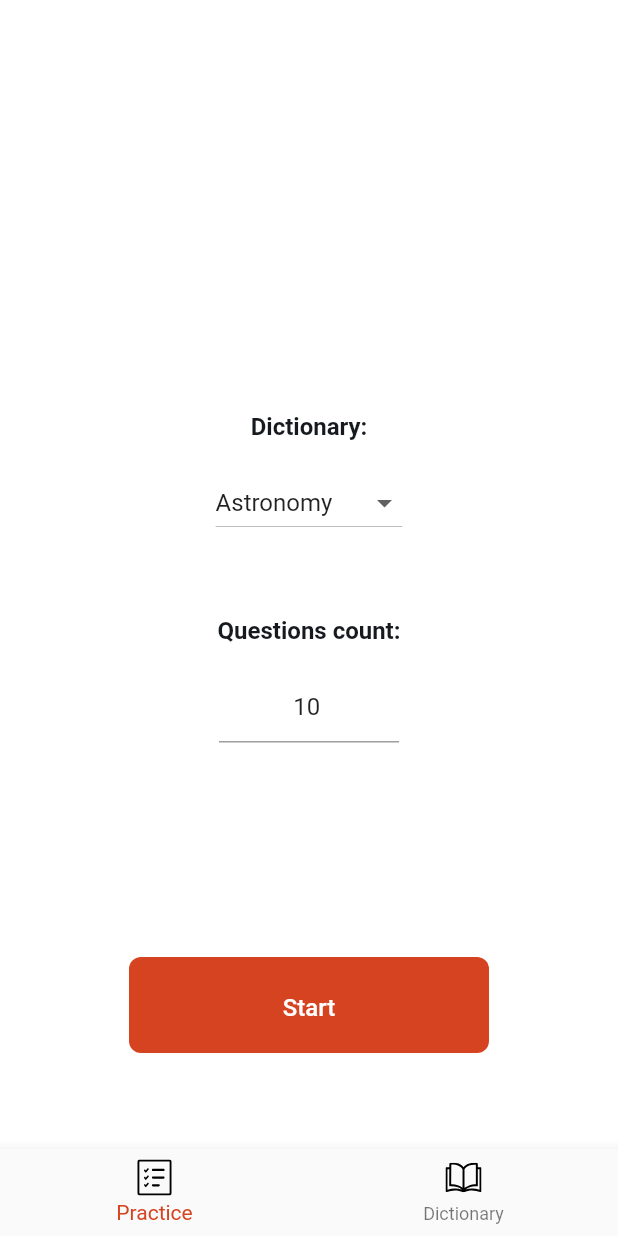
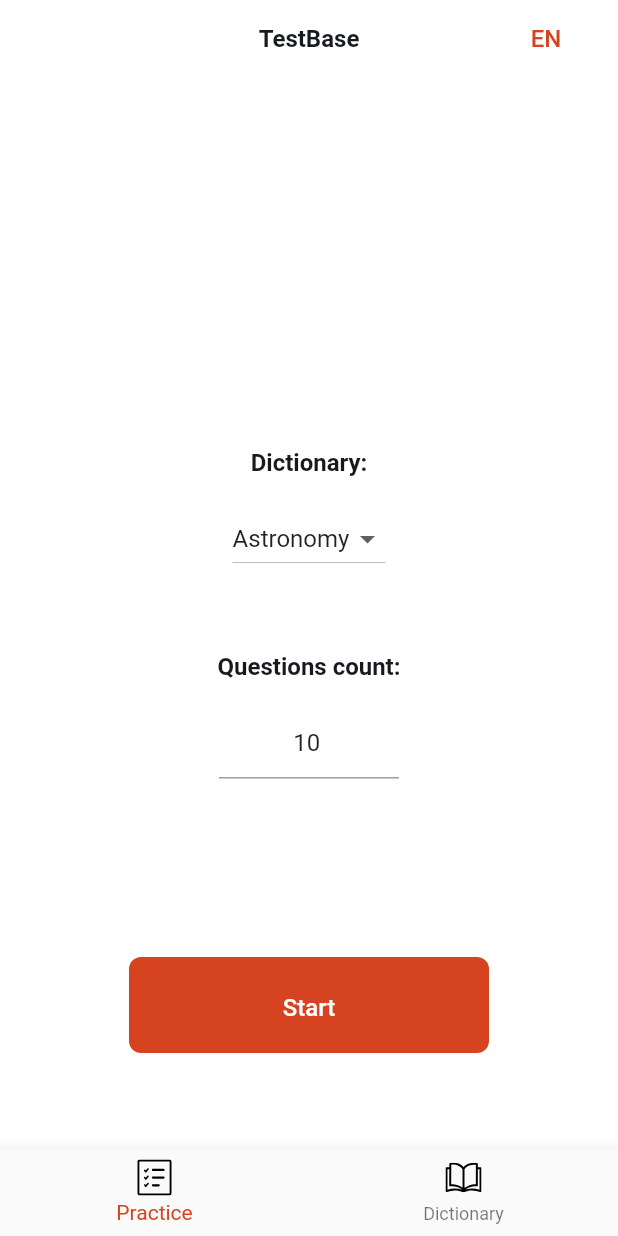
Before and after one commit to Krushiler/test_base_flutter, a Flutter app: the screen it shows after launch, on a phone screen of 412 x 824 dp. Run offline on Flutter 3.47's test engine with Material 2 defaults, Android fonts, the phone set to English and light mode, and no system bars; our stand-ins replace dartz, flutter_bloc, flutter_svg, go_router, pull_to_refresh, shared_preferences; Roboto replaces fonts that are missing (Archivo).

Commit message:
Add language switcher

```diff
--- a/lib/data/model/dictionary/dictionary.dart
+++ b/lib/data/model/dictionary/dictionary.dart
@@ -1,9 +1,11 @@
 class Dictionary {
   final int id;
   final String name;
+  final String tag;
 
   Dictionary({
     required this.id,
     required this.name,
+    required this.tag,
   });
 }
--- /dev/null
+++ b/lib/data/model/dictionary/tag.dart
@@ -0,0 +1,6 @@
+class Tag {
+  final String name;
+  final String value;
+
+  Tag(this.name, this.value);
+}
--- /dev/null
+++ b/lib/data/store/settings_store.dart
@@ -0,0 +1,35 @@
+import 'package:flutter/cupertino.dart';
+import 'package:shared_preferences/shared_preferences.dart';
+
+class SettingsStore with ChangeNotifier {
+  static const String dictionaryTagKey = "KEY_DICTIONARY_TAG";
+
+  SettingsStore._();
+
+  static final SettingsStore _instance = SettingsStore._();
+
+  static SettingsStore get instance => _instance;
+
+  String _dictionaryTag = 'en';
+
+  Future<String> get dictionaryTag async {
+    await _ensureLoadPreferences();
+    return _dictionaryTag;
+  }
+
+  Future<bool> setDictionaryTag(String tag) async {
+    final prefs = await SharedPreferences.getInstance();
+    final result = await prefs.setString(dictionaryTagKey, tag);
+    notifyListeners();
+    return result;
+  }
+
+  Future<void> _ensureLoadPreferences() async {
+    final prefs = await SharedPreferences.getInstance();
+    final dictionaryTag = prefs.getString(dictionaryTagKey);
+
+    if (dictionaryTag != null) {
+      _dictionaryTag = dictionaryTag;
+    }
+  }
+}
--- a/lib/features/game/prepare/bloc/prepare_game_bloc.dart
+++ b/lib/features/game/prepare/bloc/prepare_game_bloc.dart
@@ -1,4 +1,5 @@
 import 'package:flutter_bloc/flutter_bloc.dart';
+import 'package:test_base_flutter/data/store/settings_store.dart';
 import 'package:test_base_flutter/features/game/prepare/bloc/prepare_game_event.dart';
 import 'package:test_base_flutter/features/game/prepare/bloc/prepare_game_state.dart';
 import 'package:test_base_flutter/repository/interfaces/dictonary_repository.dart';
@@ -6,12 +7,17 @@ import 'package:test_base_flutter/repository/interfaces/dictonary_repository.dar
 class PrepareGameBloc extends Bloc<PrepareGameEvent, PrepareGameState> {
   final DictionaryRepository dictionaryRepository;
 
+  listenSettings() {
+    add(LoadPrepareGameEvent());
+  }
+
   PrepareGameBloc(this.dictionaryRepository)
       : super(ProgressPrepareGameState(true)) {
     on<LoadPrepareGameEvent>((event, emit) async {
       emit.call(ProgressPrepareGameState(true));
 
-      final dictionariesResult = await dictionaryRepository.getDictionaries();
+      final dictionariesResult = await dictionaryRepository
+          .getDictionaries(await SettingsStore.instance.dictionaryTag);
 
       emit.call(dictionariesResult.fold(
         (l) => FailurePrepareGameState(l.message),
@@ -20,5 +26,13 @@ class PrepareGameBloc extends Bloc<PrepareGameEvent, PrepareGameState> {
 
       emit.call(ProgressPrepareGameState(false));
     });
+
+    SettingsStore.instance.addListener(listenSettings);
+  }
+
+  @override
+  Future<void> close() {
+    SettingsStore.instance.removeListener(listenSettings);
+    return super.close();
   }
 }
--- a/lib/features/home/_root/bloc/home_root_bloc.dart
+++ b/lib/features/home/_root/bloc/home_root_bloc.dart
@@ -1,12 +1,39 @@
 import 'package:flutter_bloc/flutter_bloc.dart';
+import 'package:test_base_flutter/data/store/settings_store.dart';
 import 'package:test_base_flutter/features/home/_root/bloc/home_root_event.dart';
 import 'package:test_base_flutter/features/home/_root/bloc/home_root_state.dart';
+import 'package:test_base_flutter/repository/interfaces/dictonary_repository.dart';
 
 class HomeRootBloc extends Bloc<HomeRootEvent, HomeRootState> {
+  final DictionaryRepository dictionaryRepository;
 
-  HomeRootBloc() : super(ProgressHomeRootState(true)) {
+  HomeRootBloc(
+    this.dictionaryRepository,
+  ) : super(ProgressHomeRootState(true)) {
     on<LoadHomeRootEvent>((event, emit) async {
+      emit.call(ProgressHomeRootState(true));
+      final tagsResult = await dictionaryRepository.getTags();
+      final selectedTagValue = await SettingsStore.instance.dictionaryTag;
+      emit.call(
+        tagsResult.fold(
+          (l) => FailureHomeRootState(l.message),
+          (r) {
+            final selectedTag = r.firstWhere(
+              (element) => element.value == selectedTagValue,
+            );
+            return LoadedHomeRootState(r, selectedTag);
+          },
+        ),
+      );
+      emit.call(EnabledTagEditHomeRootState(true));
       emit.call(ProgressHomeRootState(false));
+    });
+
+    on<SelectTagHomeRootEvent>((event, emit) async {
+      emit.call(EnabledTagEditHomeRootState(false));
+      await SettingsStore.instance.setDictionaryTag(event.tag.value);
+      emit.call(NewTagSelectedHomeRootState(event.tag));
+      emit.call(EnabledTagEditHomeRootState(true));
     });
   }
 }
--- a/lib/features/home/_root/bloc/home_root_event.dart
+++ b/lib/features/home/_root/bloc/home_root_event.dart
@@ -1,3 +1,11 @@
+import 'package:test_base_flutter/data/model/dictionary/tag.dart';
+
 abstract class HomeRootEvent {}
 
 class LoadHomeRootEvent extends HomeRootEvent {}
+
+class SelectTagHomeRootEvent extends HomeRootEvent {
+  final Tag tag;
+
+  SelectTagHomeRootEvent(this.tag);
+}
--- a/lib/features/home/_root/bloc/home_root_state.dart
+++ b/lib/features/home/_root/bloc/home_root_state.dart
@@ -1,3 +1,5 @@
+import 'package:test_base_flutter/data/model/dictionary/tag.dart';
+
 abstract class HomeRootState {}
 
 class ProgressHomeRootState extends HomeRootState {
@@ -7,7 +9,22 @@ class ProgressHomeRootState extends HomeRootState {
 }
 
 class LoadedHomeRootState extends HomeRootState {
-  LoadedHomeRootState();
+  final List<Tag> tags;
+  final Tag selectedTag;
+
+  LoadedHomeRootState(this.tags, this.selectedTag);
+}
+
+class NewTagSelectedHomeRootState extends HomeRootState {
+  final Tag selectedTag;
+
+  NewTagSelectedHomeRootState(this.selectedTag);
+}
+
+class EnabledTagEditHomeRootState extends HomeRootState {
+  final bool enabled;
+
+  EnabledTagEditHomeRootState(this.enabled);
 }
 
 class FailureHomeRootState extends HomeRootState {
--- /dev/null
+++ b/lib/features/home/_root/representation/components/tag_switcher.dart
@@ -0,0 +1,27 @@
+import 'package:flutter/material.dart';
+import 'package:test_base_flutter/data/model/dictionary/tag.dart';
+
+class TagSwitcher extends StatelessWidget {
+  final Tag value;
+  final List<Tag> values;
+  final ValueChanged<Tag> onTagSwitched;
+
+  const TagSwitcher({
+    Key? key,
+    required this.value,
+    required this.onTagSwitched,
+    required this.values,
+  }) : super(key: key);
+
+  @override
+  Widget build(BuildContext context) {
+    final index = (values.indexOf(value) + 1) % values.length;
+    final newValue = values[index];
+    return TextButton(
+      onPressed: () {
+        onTagSwitched.call(newValue);
+      },
+      child: Text(value.name),
+    );
+  }
+}
--- a/lib/features/home/_root/representation/home_root_screen.dart
+++ b/lib/features/home/_root/representation/home_root_screen.dart
@@ -1,11 +1,15 @@
 import 'package:flutter/material.dart';
 import 'package:flutter_bloc/flutter_bloc.dart';
 import 'package:go_router/go_router.dart';
+import 'package:test_base_flutter/data/model/dictionary/tag.dart';
 import 'package:test_base_flutter/features/home/_root/bloc/home_root_bloc.dart';
+import 'package:test_base_flutter/features/home/_root/bloc/home_root_event.dart';
 import 'package:test_base_flutter/features/home/_root/bloc/home_root_state.dart';
+import 'package:test_base_flutter/features/home/_root/representation/components/tag_switcher.dart';
 import 'package:test_base_flutter/features/home/home_routing.dart';
 import 'package:test_base_flutter/ui/components/screen.dart';
 import 'package:test_base_flutter/ui/kit/icons.dart';
+import 'package:test_base_flutter/ui/kit/test_base_app_bar.dart';
 import 'package:test_base_flutter/util/snackbar_util.dart';
 
 final GlobalKey<ScaffoldState> homeRootScaffoldKey = GlobalKey();
@@ -23,7 +27,7 @@ class HomeRootScreenProvider extends StatelessWidget {
   @override
   Widget build(BuildContext context) {
     return BlocProvider<HomeRootBloc>(
-      create: (context) => HomeRootBloc(),
+      create: (context) => HomeRootBloc(context.read())..add(LoadHomeRootEvent()),
       child: HomeRootScreen(
         currentLocation: currentLocation,
         child: child,
@@ -48,7 +52,10 @@ class HomeRootScreen extends StatefulWidget {
 
 class _HomeRootScreenState extends State<HomeRootScreen> {
   bool inProgress = false;
-  String? error;
+
+  List<Tag> tags = [];
+  Tag? selectedTag;
+  bool tagEditingEnabled = false;
 
   @override
   Widget build(BuildContext context) {
@@ -56,19 +63,43 @@ class _HomeRootScreenState extends State<HomeRootScreen> {
       scaffoldKey: homeRootScaffoldKey,
       padding: EdgeInsets.zero,
       listener: (context, state) {
-        if (state is LoadedHomeRootState) {}
-        if (state is ProgressHomeRootState) {
-          setState(() {
+        setState(() {
+          if (state is LoadedHomeRootState) {
+            tags.clear();
+            tags.addAll(state.tags);
+            selectedTag = state.selectedTag;
+          }
+          if (state is ProgressHomeRootState) {
             inProgress = state.progress;
-          });
-        }
-        if (state is FailureHomeRootState) {
-          context.showSnackBar(state.message);
-          setState(() {
-            error = state.message;
-          });
-        }
+          }
+          if (state is NewTagSelectedHomeRootState) {
+            selectedTag = state.selectedTag;
+          }
+          if (state is EnabledTagEditHomeRootState) {
+            tagEditingEnabled = state.enabled;
+          }
+          if (state is FailureHomeRootState) {
+            context.showSnackBar(state.message);
+          }
+        });
       },
+      appBar: TestBaseAppBar(
+        title: const Text('TestBase'),
+        actions: [
+          if (selectedTag != null)
+            TagSwitcher(
+              value: selectedTag!,
+              onTagSwitched: (tag) {
+                BlocProvider.of<HomeRootBloc>(context).add(
+                  SelectTagHomeRootEvent(
+                    tag,
+                  ),
+                );
+              },
+              values: tags,
+            )
+        ],
+      ),
       bottomNavigationBar: BottomNavigationBar(
         currentIndex: _getPageIndex,
         onTap: (index) {
--- a/lib/features/home/dictionary/terms/representation/terms_screen.dart
+++ b/lib/features/home/dictionary/terms/representation/terms_screen.dart
@@ -82,7 +82,7 @@ class _TermsScreenState extends State<TermsScreen> {
       },
       appBar: TestBaseAppBar(
         leading: const NavigationBackButton(),
-        title: dictionaryName,
+        title: Text(dictionaryName),
         actions: [
           SvgButton(
             icon: TestBaseIcons.search,
--- a/lib/features/home/dictionary/terms_search/representation/terms_search_screen.dart
+++ b/lib/features/home/dictionary/terms_search/representation/terms_search_screen.dart
@@ -75,10 +75,11 @@ class _TermsSearchScreenState extends State<TermsSearchScreen> {
       },
       appBar: TestBaseAppBar(
         leading: const NavigationBackButton(),
-        titleWidget: Padding(
+        title: Padding(
           padding: const EdgeInsets.only(right: Dimens.md),
           child: TextField(
             controller: searchController,
+            autofocus: true,
             textAlignVertical: TextAlignVertical.top,
             decoration: InputDecoration(
               hintText: 'search...',
--- a/lib/main.dart
+++ b/lib/main.dart
@@ -26,7 +26,7 @@ class App extends StatelessWidget {
     return LocalRepositoryProvider(
       child: MaterialApp.router(
         routerConfig: createAppRouter(initialRoute),
-        title: 'BossIt',
+        title: 'TestBase',
         theme: appTheme,
         themeMode: ThemeMode.light,
         debugShowCheckedModeBanner: false,
--- a/lib/repository/interfaces/dictonary_repository.dart
+++ b/lib/repository/interfaces/dictonary_repository.dart
@@ -3,11 +3,14 @@ import 'package:test_base_flutter/data/dto/dictionary/dictionary_list_dto.dart';
 import 'package:test_base_flutter/data/dto/dictionary/terms_dto.dart';
 import 'package:test_base_flutter/data/dto/dictionary/terms_search_dto.dart';
 import 'package:test_base_flutter/data/model/_exception/user_exception.dart';
+import 'package:test_base_flutter/data/model/dictionary/tag.dart';
 
 abstract class DictionaryRepository {
-  Future<Either<UserException, DictionaryListDto>> getDictionaries();
+  Future<Either<UserException, DictionaryListDto>> getDictionaries(String tag);
 
   Future<Either<UserException, TermsDto>> getTerms(int dictionaryId);
 
   Future<Either<UserException, TermsSearchDto>> searchTerms(int dictionaryId, String query);
+
+  Future<Either<UserException, List<Tag>>> getTags();
 }
--- a/lib/ui/kit/test_base_app_bar.dart
+++ b/lib/ui/kit/test_base_app_bar.dart
@@ -3,21 +3,18 @@ import 'package:test_base_flutter/ui/dimens.dart';
 
 class TestBaseAppBar extends StatelessWidget implements PreferredSizeWidget {
   final List<Widget>? actions;
-  final String? title;
-  final Widget? titleWidget;
+  final Widget? title;
   final Widget? leading;
 
   const TestBaseAppBar({
     Key? key,
     this.actions,
     this.title,
-    this.titleWidget,
     this.leading,
   }) : super(key: key);
 
   @override
   Widget build(BuildContext context) {
-    final newTitleWidget = titleWidget ?? (title != null ? Text(title!) : null);
     final List<Widget>? paddedActions = actions
         ?.map(
           (e) => Center(
@@ -31,7 +28,7 @@ class TestBaseAppBar extends StatelessWidget implements PreferredSizeWidget {
 
     return AppBar(
       actions: paddedActions,
-      title: newTitleWidget,
+      title: title,
       leading: leading,
     );
   }
--- a/pubspec.yaml
+++ b/pubspec.yaml
@@ -21,6 +21,7 @@ dependencies:
   mask_text_input_formatter: ^2.4.0
   pull_to_refresh: ^2.0.0
   go_router: ^6.2.0
+  enum_to_string: ^2.0.1
 
   cupertino_icons: ^1.0.2
 
```
Also changed, not shown: assets/dictionaries/_dicts.json (+16 -8 lines), lib/features/game/_root/bloc/root_game_bloc.dart (+5 -3 lines), lib/features/home/dictionary/list/bloc/dictionaries_bloc.dart (+15 -1 lines), lib/repository/local/local_dictionary_repository.dart (+26 -12 lines), 1 other file.
